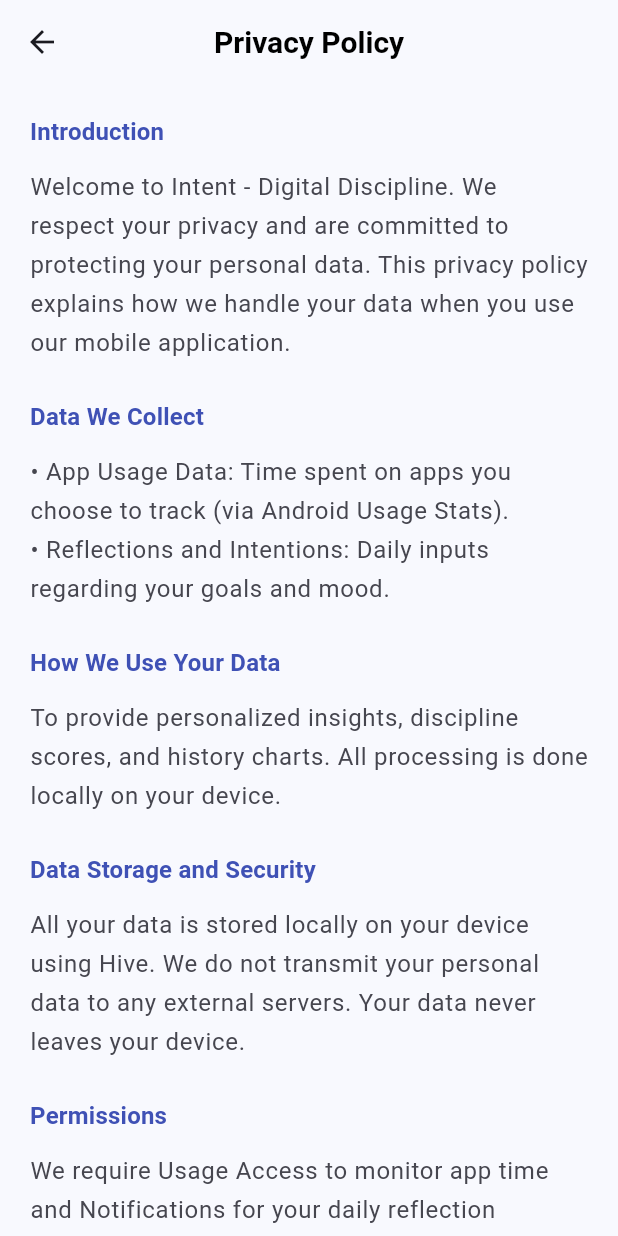
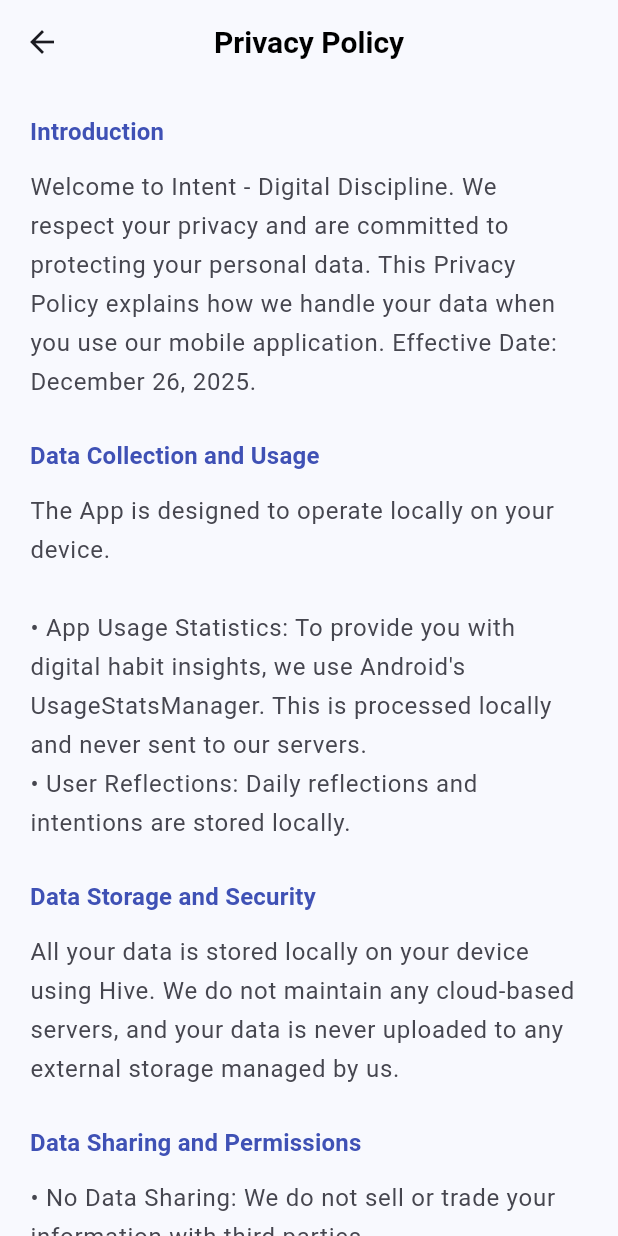
Before and after one commit to fahad7tt/digital_discipline, a Flutter app: the SettingsScreen screen opened directly, after a tap on "Privacy Policy", on a phone screen of 412 x 824 dp. Run offline on Flutter 3.47's test engine with Material 3 defaults, Android fonts, the phone set to English and light mode, and no system bars; our stand-ins replace equatable, flutter_bloc, flutter_local_notifications, hive, hive_flutter, timezone; missing offline and left inert: android_intent_plus; accounts and stored records are empty.

Commit message:
change in privacy policy

```diff
--- a/lib/features/settings/presentation/screens/settings_screen.dart
+++ b/lib/features/settings/presentation/screens/settings_screen.dart
@@ -75,27 +75,32 @@
                       LegalSection(
                         title: 'Introduction',
                         content:
-                            'Welcome to Intent - Digital Discipline. We respect your privacy and are committed to protecting your personal data. This privacy policy explains how we handle your data when you use our mobile application.',
+                            'Welcome to Intent - Digital Discipline. We respect your privacy and are committed to protecting your personal data. This Privacy Policy explains how we handle your data when you use our mobile application. Effective Date: December 26, 2025.',
                       ),
                       LegalSection(
-                        title: 'Data We Collect',
+                        title: 'Data Collection and Usage',
                         content:
-                            '• App Usage Data: Time spent on apps you choose to track (via Android Usage Stats).\n• Reflections and Intentions: Daily inputs regarding your goals and mood.',
-                      ),
-                      LegalSection(
-                        title: 'How We Use Your Data',
-                        content:
-                            'To provide personalized insights, discipline scores, and history charts. All processing is done locally on your device.',
+                            'The App is designed to operate locally on your device.\n\n• App Usage Statistics: To provide you with digital habit insights, we use Android\'s UsageStatsManager. This is processed locally and never sent to our servers.\n• User Reflections: Daily reflections and intentions are stored locally.',
                       ),
                       LegalSection(
                         title: 'Data Storage and Security',
                         content:
-                            'All your data is stored locally on your device using Hive. We do not transmit your personal data to any external servers. Your data never leaves your device.',
+                            'All your data is stored locally on your device using Hive. We do not maintain any cloud-based servers, and your data is never uploaded to any external storage managed by us.',
                       ),
                       LegalSection(
-                        title: 'Permissions',
+                        title: 'Data Sharing and Permissions',
                         content:
-                            'We require Usage Access to monitor app time and Notifications for your daily reflection reminders.',
+                            '• No Data Sharing: We do not sell or trade your information with third parties.\n• Permissions: We require Usage Access for stats and Notifications for reminders.',
+                      ),
+                      LegalSection(
+                        title: 'Data Deletion',
+                        content:
+                            'You have full control. You can delete all App data by clearing the App\'s storage in device settings or by uninstalling the App.',
+                      ),
+                      LegalSection(
+                        title: 'Contact Us',
+                        content:
+                            'If you have any questions, contact us at: ttfahad2317@gmail.com',
                       ),
                     ],
                   ),
```
